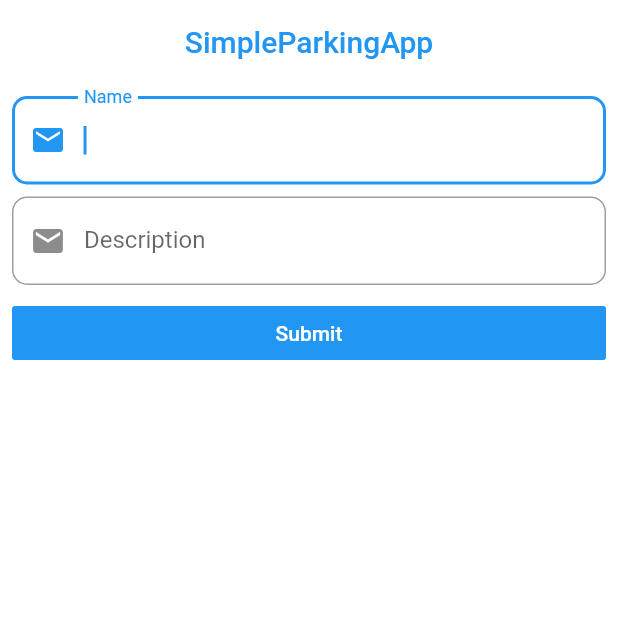
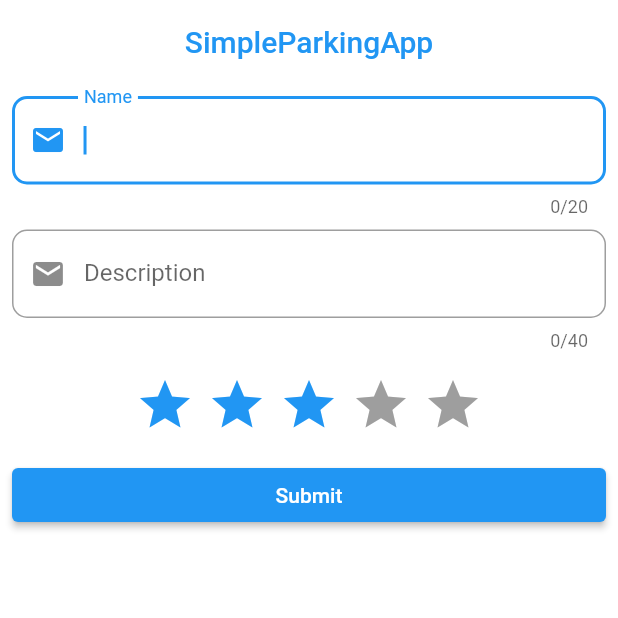
Before and after one commit to KrzysztofMamak/SimpleParkingApp, a Flutter app: the AddParkingPlacePage screen opened directly with empty values, on a phone screen of 412 x 824 dp, the top half of it. Run offline on Flutter 3.47's test engine with Material 2 defaults, Android fonts, the phone set to English and light mode, and no system bars; drawn by our look-alikes of flutter_rating_bar; our stand-ins replace auto_route, bloc, chopper, cloud_firestore, dartz, firebase_core and 6 more; accounts and stored records are empty; generated files the repository leaves out were written again.

Commit message:
graphic corrections and disabling form fields in AddParkingPlaceBody

```diff
--- a/lib/presentation/add_parking_place/widgets/add_parking_place_body.dart
+++ b/lib/presentation/add_parking_place/widgets/add_parking_place_body.dart
@@ -1,6 +1,8 @@
 import 'package:auto_route/auto_route.dart';
 import 'package:flutter/material.dart';
+import 'package:flutter/services.dart';
 import 'package:flutter_bloc/flutter_bloc.dart';
+import 'package:flutter_rating_bar/flutter_rating_bar.dart';
 import 'package:google_maps_flutter/google_maps_flutter.dart';
 import 'package:simple_parking_app/application/bloc/add_parking_place_bloc.dart';
 import 'package:simple_parking_app/domain/core/location.dart';
@@ -20,10 +22,11 @@ class AddParkingPlaceBody extends StatefulWidget {
 }
 
 class _AddParkingPlaceBodyState extends State<AddParkingPlaceBody> {
-  String name = '';
-  String description = '';
-  double rating = 0.0;
-  bool addingEnabled = true;
+  String _name = '';
+  String _description = '';
+  double _rating = 3.0;
+  bool _showErrorMessages = false;
+  final _formKey = GlobalKey<FormState>();
 
   @override
   Widget build(BuildContext context) {
@@ -42,7 +45,16 @@ class _AddParkingPlaceBodyState extends State<AddParkingPlaceBody> {
         child: Column(
           crossAxisAlignment: CrossAxisAlignment.stretch,
           children: <Widget>[
+            Form(
+              key: _formKey,
+              autovalidateMode: _showErrorMessages
+                  ? AutovalidateMode.always
+                  : AutovalidateMode.disabled,
+              child: Column(
+                children: <Widget>[
                   TextFormField(
+                    maxLength: 20,
+                    maxLengthEnforcement: MaxLengthEnforcement.enforced,
                     decoration: const InputDecoration(
                       prefixIcon: Icon(Icons.email),
                       labelText: 'Name',
@@ -53,12 +65,15 @@ class _AddParkingPlaceBodyState extends State<AddParkingPlaceBody> {
                     autofocus: true,
                     autocorrect: false,
                     onChanged: (value) {
-                name = value;
+                      _name = value;
                     },
-              // validator: (value) {},
+                    validator: (value) =>
+                        value.isEmpty ? 'Name must not be empty' : null,
                   ),
                   const SizedBox(height: 8.0),
                   TextFormField(
+                    maxLength: 40,
+                    maxLengthEnforcement: MaxLengthEnforcement.enforced,
                     decoration: const InputDecoration(
                       prefixIcon: Icon(Icons.email),
                       labelText: 'Description',
@@ -68,16 +83,36 @@ class _AddParkingPlaceBodyState extends State<AddParkingPlaceBody> {
                     ),
                     autocorrect: false,
                     onChanged: (value) {
-                description = value;
+                      _description = value;
                     },
-              // validator: (value) {},
+                    validator: (value) =>
+                        value.isEmpty ? 'Description must not be empty' : null,
                   ),
-            const SizedBox(height: 8.0),
-            FlatButton(
+                ],
+              ),
+            ),
+            const SizedBox(height: 16.0),
+            Center(
+              child: RatingBar.builder(
+                initialRating: 3,
+                allowHalfRating: true,
+                itemPadding: const EdgeInsets.symmetric(horizontal: 4.0),
+                itemBuilder: (context, _) => Icon(
+                  Icons.star,
+                  color: Theme.of(context).primaryColor,
+                ),
+                onRatingUpdate: (value) {
+                  _rating = value;
+                },
+              ),
+            ),
+            const SizedBox(height: 16.0),
+            ElevatedButton(
               onPressed: state.maybeMap(
                 addingInProgress: (_) => () {},
                 orElse: () => () {
                   FocusScope.of(context).unfocus();
+                  if (_formKey.currentState.validate()) {
                     context.read<AddParkingPlaceBloc>().add(
                           AddParkingPlaceEvent.addPressed(
                             ParkingPlace(
@@ -86,19 +121,20 @@ class _AddParkingPlaceBodyState extends State<AddParkingPlaceBody> {
                                 lat: widget.latLng.latitude,
                                 lng: widget.latLng.longitude,
                               ),
-                            name: name,
-                            description: description,
-                            rating: 4.5,
+                              name: _name,
+                              description: _description,
+                              rating: _rating,
                             ),
                           ),
                         );
+                  } else {
+                    setState(() {
+                      _showErrorMessages = true;
+                    });
+                  }
                 },
               ),
-              color: Theme.of(context).primaryColor,
-              child: const Text(
-                'Submit',
-                style: TextStyle(color: Colors.white),
-              ),
+              child: const Text('Submit'),
             ),
             Expanded(
               child: state.map(
```
Lines whose indentation alone changed are shown as unchanged.
